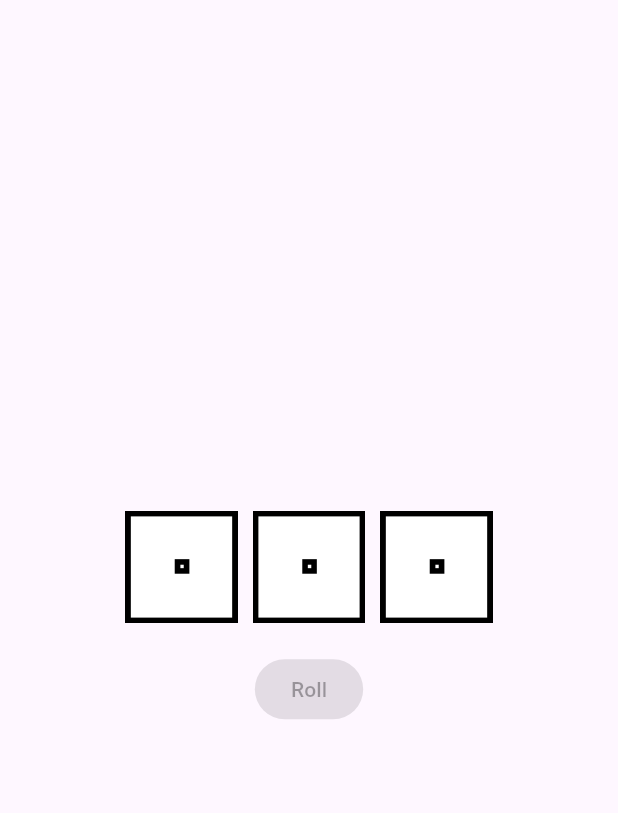
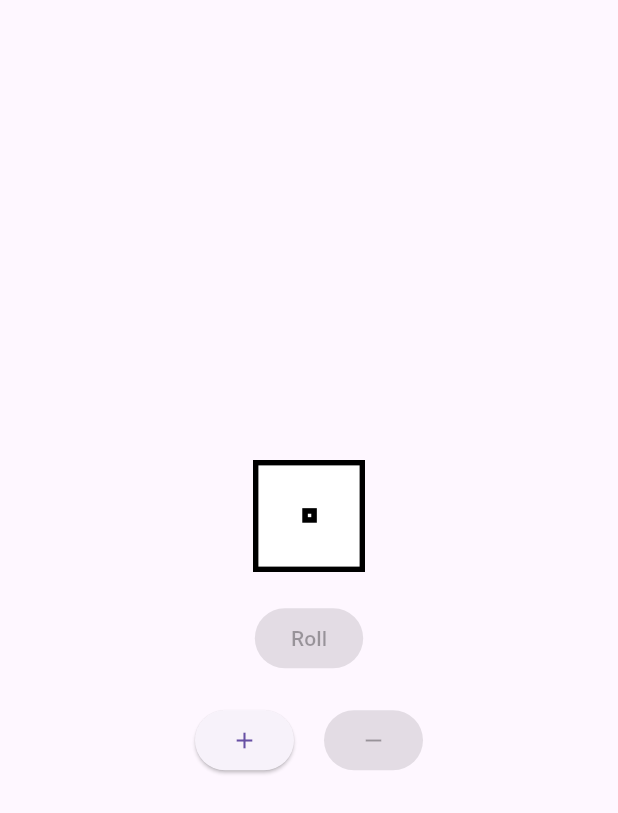
Before and after one commit to BynJerL/dice_app, a Flutter app: the screen it shows after launch, after a tap on "Roll", on a phone screen of 412 x 824 dp. Shown: the top 813 px of the screen. Run offline on Flutter 3.47's test engine with Material 3 defaults, Android fonts, the phone set to English and light mode, and no system bars.

Commit message:
Dice Ammount Customization

```diff
--- a/lib/dice2.dart
+++ b/lib/dice2.dart
@@ -12,7 +12,10 @@ class DiceAppA extends StatefulWidget {
 }
 
 class _DiceAppAState extends State<DiceAppA> {
-  late int currDice_1, currDice_2, currDice_3;
+  late int diceAmmount;
+  int minDiceAmmount = 1;
+  int maxDiceAmmount = 3;
+  late List currDice = List.filled(maxDiceAmmount, 0);
   int maxIter = 10;
   int delayFac = 1;
   int multi = 2;
@@ -21,10 +24,11 @@ class _DiceAppAState extends State<DiceAppA> {
   @override
   void initState() {
     super.initState();
+    diceAmmount = minDiceAmmount;
 
-    currDice_1 = Random().nextInt(6) + 1;
-    currDice_2 = Random().nextInt(6) + 1;
-    currDice_3 = Random().nextInt(6) + 1;
+    for(int i = 0; i < currDice.length; i++) {
+      currDice[i] = Random().nextInt(6) + 1;
+    }
   }
 
   int? RollDice(int curr){
@@ -40,6 +44,8 @@ class _DiceAppAState extends State<DiceAppA> {
     } else if (curr == 3 || curr == 4) {
       choices = [1,2,5,6];
       next = choices[Random().nextInt(choices.length)];
+    } else {
+      next = Random().nextInt(6) + 1;
     }
 
     return next;
@@ -48,14 +54,13 @@ class _DiceAppAState extends State<DiceAppA> {
   Future<void> RoundDice() async {
     for (int iter = 0; iter < maxIter; iter++) {
       await Future.delayed(Duration(milliseconds: delayFac * multi));
-      print("Current Number: $currDice_1");
 
       setState(() {
-        currDice_1 = RollDice(currDice_1)!;
-        currDice_2 = RollDice(currDice_2)!;
-        currDice_3 = RollDice(currDice_3)!;
+        for(int i = 0; i < currDice.length; i++) {
+          currDice[i] = RollDice(currDice[i])!;
+        }
       });
-      print("Next Number: $currDice_1");
+
       multi *= 2;
     }
     setState(() {
@@ -73,20 +78,28 @@ class _DiceAppAState extends State<DiceAppA> {
           Row(
             mainAxisAlignment: MainAxisAlignment.center,
             children: [
-              Image(
-                width: 75,
-                image: AssetImage('assets/img/dice_$currDice_1.png')
-              ),
-              SizedBox(width: 10),
-              Image(
-                width: 75,
-                image: AssetImage('assets/img/dice_$currDice_2.png')
-              ),
-              SizedBox(width: 10),
-              Image(
-                width: 75,
-                image: AssetImage('assets/img/dice_$currDice_3.png')
-              )
+              for(int i = 0; i < diceAmmount; i++)
+                Padding(
+                  padding: const EdgeInsets.only(left: 5, right: 5),
+                  child: Image(
+                    width: 75,
+                    image: AssetImage('assets/img/dice_${currDice[i]}.png')
+                  ),
+                ),
+              // Image(
+              //   width: 75,
+              //   image: AssetImage('assets/img/dice_$currDice_1.png')
+              // ),
+              // SizedBox(width: 10),
+              // Image(
+              //   width: 75,
+              //   image: AssetImage('assets/img/dice_$currDice_2.png')
+              // ),
+              // SizedBox(width: 10),
+              // Image(
+              //   width: 75,
+              //   image: AssetImage('assets/img/dice_$currDice_3.png')
+              // )
             ],
           ),
           SizedBox(height: 20),
@@ -98,6 +111,29 @@ class _DiceAppAState extends State<DiceAppA> {
               RoundDice();
               },
             child: Text("Roll")
+          ),
+          SizedBox(height: 20),
+          Row(
+            mainAxisAlignment: MainAxisAlignment.center,
+            children: [
+              ElevatedButton(
+                onPressed: (diceAmmount >= maxDiceAmmount) ? null: (){
+                  setState(() {
+                    diceAmmount++;
+                  });
+                  },
+                child: Icon(Icons.add)
+              ),
+              SizedBox(width: 20),
+              ElevatedButton(
+                onPressed: (diceAmmount <= minDiceAmmount) ? null: (){
+                  setState(() {
+                    diceAmmount--;
+                  });
+                  },
+                child: Icon(Icons.remove)
+              ),
+            ],
           )
         ],
       ),
```
